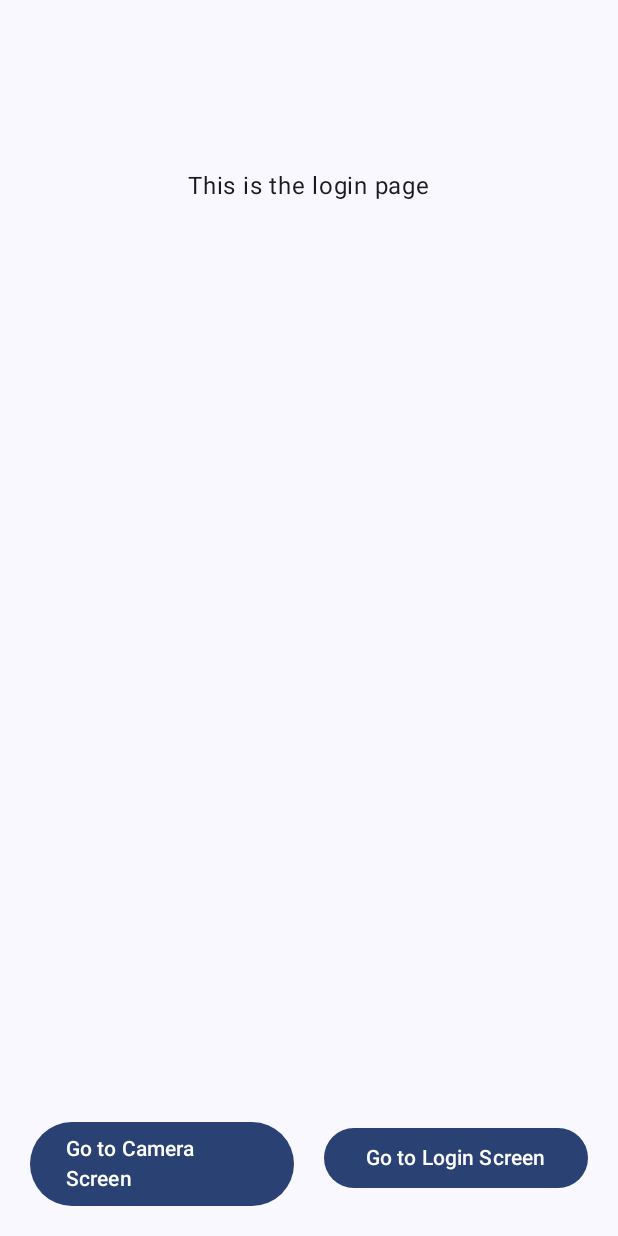
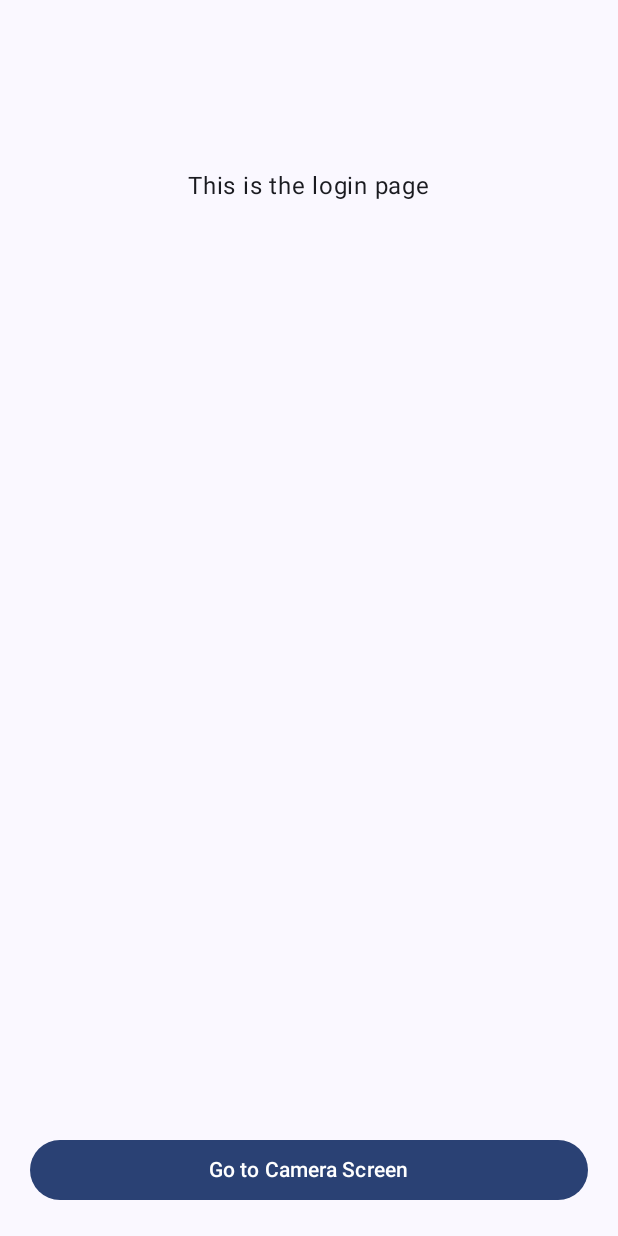
Before and after one commit to JugalBili/chameleon, an Android app built with Jetpack Compose: the screen it shows after launch (MainActivity), on a phone screen of 412 x 824 dp. Run offline under Robolectric (Android 15) with nearby library versions, the phone set to English and light mode, and no system bars.

Commit message:
Update app life cycle with button navigation

```diff
--- a/frontend/Chameleon/app/src/main/java/cs446/project/chameleon/CameraScreen.kt
+++ b/frontend/Chameleon/app/src/main/java/cs446/project/chameleon/CameraScreen.kt
@@ -147,6 +147,7 @@ fun CameraScreen(navController: NavHostController) {
                 }
                 IconButton(
                     onClick = {
+                        navController.navigate("profile_screen")
                     }
                 ) {
                     Icon(
--- a/frontend/Chameleon/app/src/main/java/cs446/project/chameleon/LoginPage.kt
+++ b/frontend/Chameleon/app/src/main/java/cs446/project/chameleon/LoginPage.kt
@@ -47,12 +47,6 @@ fun LoginPage(navController: NavHostController) {
                 ) {
                     Text(text = "Go to Camera Screen")
                 }
-                Button(
-                    onClick = { navController.navigate("profile_screen") },
-                    modifier = Modifier.padding(10.dp).weight(1f)
-                ) {
-                    Text(text = "Go to Login Screen")
-                }
             }
         }
 
```
